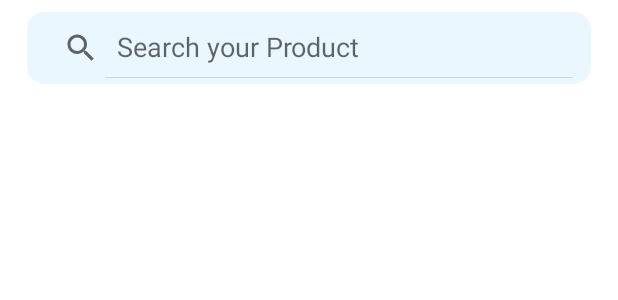
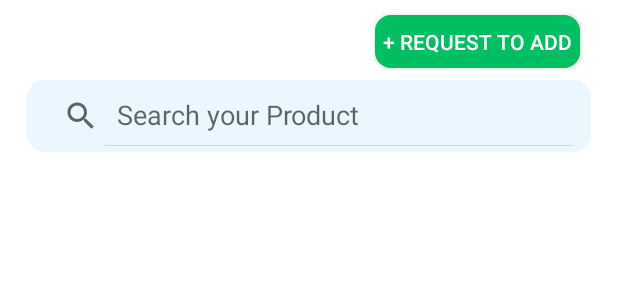
Before and after one commit to MulukanoorVarun/SvindoBusiness, an Android app: the layout activity_searching_product.xml on its own in the app's theme, with its tools: preview values and no code run, on a phone screen of 412 x 824 dp. Shown: the top 300 px of the screen. Run offline under Robolectric (Android 15) with nearby library versions, the phone set to English and light mode, and no system bars.

Commit message:
varun at 11pm 06-11-23

```diff
--- a/VendorApp/app/src/main/res/layout/activity_add_catalogue_product.xml
+++ b/VendorApp/app/src/main/res/layout/activity_add_catalogue_product.xml
@@ -63,6 +63,7 @@
                 android:layout_marginEnd="15dp"
                 android:background="@drawable/buttonbackground"
                 android:padding="5dp"
+                android:visibility="gone"
                 android:text="+ Request to add"
                 android:textColor="@color/white"
                 tools:ignore="Hardcodedtext"/>
@@ -73,12 +74,11 @@
                 android:layout_marginStart="10dp"
                 app:cardCornerRadius="10dp"
                 android:layout_below="@+id/addbtn"
-                android:layout_marginTop="10dp"
+                android:layout_marginTop="20dp"
                 android:layout_marginEnd="10dp">
                 <RelativeLayout
                     android:layout_width="match_parent"
                     android:layout_height="wrap_content">
-
                     <TextView
                         android:id="@+id/isprinting"
                         android:layout_width="wrap_content"
--- a/VendorApp/app/src/main/res/layout/activity_searching_product.xml
+++ b/VendorApp/app/src/main/res/layout/activity_searching_product.xml
@@ -22,6 +22,18 @@
 <!--        android:textSize="14sp"-->
 <!--        android:text=""-->
 <!--        tools:ignore="Hardcodedtext,RtlSymmetry"/>-->
+    <androidx.appcompat.widget.AppCompatButton
+        android:id="@+id/addbtn"
+        android:layout_width="wrap_content"
+        android:layout_height="35dp"
+        android:layout_alignParentEnd="true"
+        android:layout_marginTop="10dp"
+        android:layout_marginEnd="15dp"
+        android:background="@drawable/buttonbackground"
+        android:padding="5dp"
+        android:text="+ Request to add"
+        android:textColor="@color/white"
+        tools:ignore="Hardcodedtext"/>
 
     <SearchView
         android:id="@+id/SearchPage"
@@ -30,6 +42,7 @@
         android:layout_margin="8dp"
         android:iconifiedByDefault="false"
         android:padding="4dp"
+        android:layout_below="@+id/addbtn"
         android:background="@drawable/boarder"
         android:queryHint="Search your Product" />
 
```
Also changed, not shown: VendorApp/app/src/main/java/in/webgrid/svindobusiness/activity/AddCatalogueProduct.kt (+4 -4 lines), VendorApp/app/src/main/java/in/webgrid/svindobusiness/activity/SearchingProductActivity.kt (+16 -0 lines).
